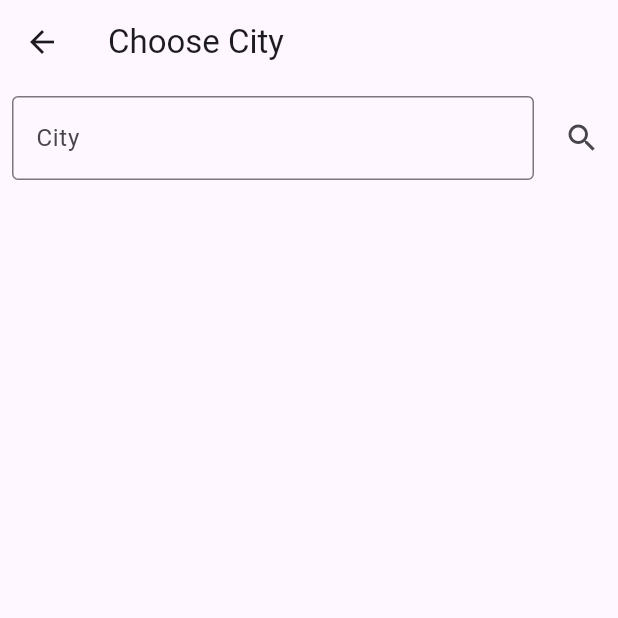
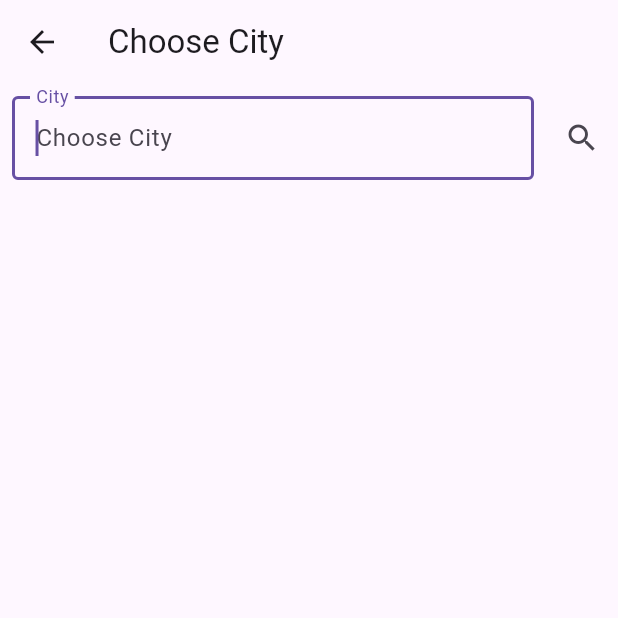
Before and after one commit to berkfaruk/flutter_weather_app, a Flutter app: the screen it shows after launch, after a tap on the "search" icon, on a phone screen of 412 x 824 dp, the top half of it. Run offline on Flutter 3.47's test engine with Material 3 defaults, Android fonts, the phone set to English and light mode, and no system bars; our stand-ins replace bloc, equatable, flutter_bloc, get_it.

Commit message:
themebloc & refresh indicator created

```diff
--- /dev/null
+++ b/lib/blocs/theme/theme_event.dart
@@ -0,0 +1,16 @@
+part of 'theme_bloc.dart';
+
+sealed class ThemeEvent extends Equatable {
+  const ThemeEvent();
+
+  @override
+  List<Object> get props => [];
+}
+
+class ChangeThemeEvent extends ThemeEvent {
+  final int weatherCode;
+  const ChangeThemeEvent(this.weatherCode);
+
+  @override
+  List<Object> get props => [weatherCode];
+}
--- /dev/null
+++ b/lib/blocs/theme/theme_state.dart
@@ -0,0 +1,18 @@
+part of 'theme_bloc.dart';
+
+sealed class ThemeState extends Equatable {
+  const ThemeState();
+
+  @override
+  List<Object> get props => [];
+}
+
+final class AppThemeState extends ThemeState {
+  final ThemeData theme;
+  final MaterialColor color;
+
+  AppThemeState({required this.theme, required this.color});
+
+  @override
+  List<Object> get props => [theme,color];
+}
--- /dev/null
+++ b/lib/colors.dart
@@ -0,0 +1,32 @@
+import 'package:flutter/material.dart';
+
+var sunnyColor1 =  const Color(0xFFF3C722);
+var sunnyColor2 = const Color(0xFFF4EA8A);
+var rainyColor1 = const Color(0xFF0A3899);
+var rainyColor2 = const Color(0xFF0D207E);
+var cloudyColor1 = const Color(0xFF3F4C8C);
+var cloudyColor2 = const Color(0xFF59618C);
+var snowyColor1 = const Color(0xFF1777BE);
+var snowyColor2 = const Color(0xFF066FBD);
+
+
+ MaterialColor getMaterialColor(Color color) {
+    final int red = color.red;
+    final int green = color.green;
+    final int blue = color.blue;
+
+    final Map<int, Color> shades = {
+      50: Color.fromRGBO(red, green, blue, .1),
+      100: Color.fromRGBO(red, green, blue, .2),
+      200: Color.fromRGBO(red, green, blue, .3),
+      300: Color.fromRGBO(red, green, blue, .4),
+      400: Color.fromRGBO(red, green, blue, .5),
+      500: Color.fromRGBO(red, green, blue, .6),
+      600: Color.fromRGBO(red, green, blue, .7),
+      700: Color.fromRGBO(red, green, blue, .8),
+      800: Color.fromRGBO(red, green, blue, .9),
+      900: Color.fromRGBO(red, green, blue, 1),
+    };
+
+    return MaterialColor(color.value, shades);
+  }
--- a/lib/main.dart
+++ b/lib/main.dart
@@ -1,12 +1,16 @@
 import 'package:flutter/material.dart';
 import 'package:flutter_bloc/flutter_bloc.dart';
+import 'package:flutter_weather_app/blocs/theme/theme_bloc.dart';
 import 'package:flutter_weather_app/blocs/weather/weather_bloc.dart';
 import 'package:flutter_weather_app/locator.dart';
 import 'widgets/weather_app.dart';
 
 void main() {
   setupLocator();
-  runApp(const MyApp());
+  runApp(BlocProvider(
+    create: (context) => ThemeBloc(),
+    child: const MyApp(),
+    ));
 }
 
 class MyApp extends StatelessWidget {
@@ -14,14 +18,14 @@ class MyApp extends StatelessWidget {
 
   @override
   Widget build(BuildContext context) {
-    return MaterialApp(
-      debugShowCheckedModeBanner: false,
-      title: 'Weather App',
-      theme: ThemeData(
-        colorScheme: ColorScheme.fromSeed(seedColor: Colors.deepPurple),
-        useMaterial3: true,
+    return BlocBuilder(
+      bloc: BlocProvider.of<ThemeBloc>(context),
+      builder: (context, state) => MaterialApp(
+        debugShowCheckedModeBanner: false,
+        title: 'Weather App',
+        theme: (state as AppThemeState).theme,
+        home: BlocProvider(create: (context) => WeatherBloc(),child: WeatherApp()),
       ),
-      home: BlocProvider(create: (context) => WeatherBloc(),child: WeatherApp()),
     );
   }
 }
--- a/lib/widgets/choose_city.dart
+++ b/lib/widgets/choose_city.dart
@@ -12,7 +12,9 @@ class _ChooseCityWidgetState extends State<ChooseCityWidget> {
 
   @override
   Widget build(BuildContext context) {
-    return Scaffold(
+    return PopScope(
+      canPop: false,
+      child: Scaffold(
         appBar: AppBar(
           title: const Text('Choose City'),
         ),
@@ -24,6 +26,7 @@ class _ChooseCityWidgetState extends State<ChooseCityWidget> {
               child: Padding(
                 padding: const EdgeInsets.all(8.0),
                 child: TextFormField(
+                  autofocus: true,
                   controller: _textController,
                   decoration: const InputDecoration(
                     labelText: 'City',
@@ -33,11 +36,14 @@ class _ChooseCityWidgetState extends State<ChooseCityWidget> {
                 ),
               ),
             ),
-          IconButton(onPressed: () {
+            IconButton(
+                onPressed: () {
                   Navigator.pop(context, _textController.text);
-          }, icon: const Icon(Icons.search))
+                },
+                icon: const Icon(Icons.search))
           ],
         )),
+      ),
     );
   }
 }
--- a/lib/widgets/weather_app.dart
+++ b/lib/widgets/weather_app.dart
@@ -4,9 +4,11 @@ import 'dart:async';
 
 import 'package:flutter/material.dart';
 import 'package:flutter_bloc/flutter_bloc.dart';
+import 'package:flutter_weather_app/blocs/theme/theme_bloc.dart';
 import 'package:flutter_weather_app/blocs/weather/weather_bloc.dart';
 import 'package:flutter_weather_app/data/weather_condition.dart';
 import 'package:flutter_weather_app/widgets/choose_city.dart';
+import 'package:flutter_weather_app/widgets/gradient_background_color.dart';
 import 'last_update.dart';
 import 'location.dart';
 import 'max_min_temperature.dart';
@@ -25,6 +27,7 @@ class WeatherApp extends StatelessWidget {
     return Scaffold(
       appBar: AppBar(
         title: const Text('Weather App'),
+        backgroundColor: Theme.of(context).primaryColor,
         actions: [
           IconButton(
             icon: const Icon(Icons.search),
@@ -54,8 +57,14 @@ class WeatherApp extends StatelessWidget {
 
               final fetchWeather = state.weather;
               final fetchLocation = state.location;
+              BlocProvider.of<ThemeBloc>(context).add(ChangeThemeEvent(fetchWeather.currentWeather!.weathercode!));
+              userChoosenCity = fetchLocation.name!;
 
-              return RefreshIndicator(
+              return BlocBuilder(
+                bloc: BlocProvider.of<ThemeBloc>(context),
+                builder: (context, state) => GradientBackgroundColor(
+                  color: (state as AppThemeState).color,
+                  child: RefreshIndicator(
                     onRefresh: () {
                       _weatherBloc.add(RefreshWeatherEvent(cityName: userChoosenCity));
                       return _refreshCompleter.future;
@@ -83,6 +92,8 @@ class WeatherApp extends StatelessWidget {
                         ),
                       ],
                     ),
+                  ),
+                ),
               );
             }
             if (state is WeatherErrorState) {
```
Also changed, not shown: lib/blocs/theme/theme_bloc.dart (added, +59 -0 lines), lib/widgets/gradient_background_color.dart (added, +22 -0 lines), images/WeatherAppScreen1.png (added), images/WeatherAppScreen2.png (added), 1 other file. Lines whose indentation alone changed are shown as unchanged.
